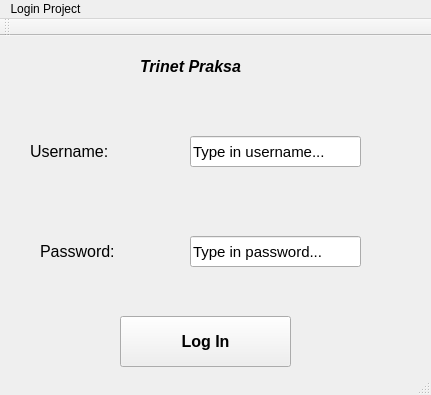
Old version of the form mainwindow.ui in the repository Smrajestic/LoginProjectQt.
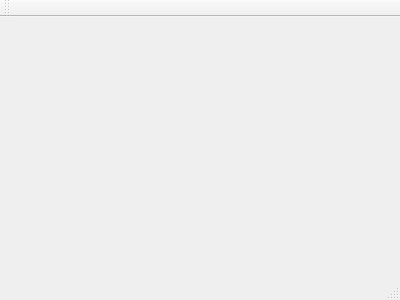
New version of the form.

Patch:
```diff
--- a/mainwindow.ui
+++ b/mainwindow.ui
@@ -1,181 +1,25 @@
 <?xml version="1.0" encoding="UTF-8"?>
 <ui version="4.0">
  <class>MainWindow</class>
- <widget class="QMainWindow" name="MainWindow">
-  <property name="geometry">
+ <widget class="QMainWindow" name="MainWindow" >
+  <property name="geometry" >
    <rect>
     <x>0</x>
     <y>0</y>
-    <width>431</width>
-    <height>395</height>
+    <width>400</width>
+    <height>300</height>
    </rect>
   </property>
   <property name="windowTitle">
    <string>MainWindow</string>
   </property>
-  <widget class="QWidget" name="centralWidget">
-   <widget class="QLabel" name="UserLabel">
-    <property name="geometry">
-     <rect>
-      <x>30</x>
-      <y>100</y>
-      <width>131</width>
-      <height>31</height>
-     </rect>
-    </property>
-    <property name="font">
-     <font>
-      <pointsize>12</pointsize>
-     </font>
-    </property>
-    <property name="text">
-     <string>Username:</string>
-    </property>
-   </widget>
-   <widget class="QLabel" name="PassLabel">
-    <property name="geometry">
-     <rect>
-      <x>40</x>
-      <y>200</y>
-      <width>121</width>
-      <height>31</height>
-     </rect>
-    </property>
-    <property name="font">
-     <font>
-      <pointsize>12</pointsize>
-     </font>
-    </property>
-    <property name="text">
-     <string>Password:</string>
-    </property>
-   </widget>
-   <widget class="QLineEdit" name="UserText">
-    <property name="geometry">
-     <rect>
-      <x>190</x>
-      <y>100</y>
-      <width>171</width>
-      <height>31</height>
-     </rect>
-    </property>
-    <property name="font">
-     <font>
-      <pointsize>11</pointsize>
-     </font>
-    </property>
-    <property name="text">
-     <string>Type in username...</string>
-    </property>
-   </widget>
-   <widget class="QLineEdit" name="PassText">
-    <property name="geometry">
-     <rect>
-      <x>190</x>
-      <y>200</y>
-      <width>171</width>
-      <height>31</height>
-     </rect>
-    </property>
-    <property name="font">
-     <font>
-      <pointsize>11</pointsize>
-     </font>
-    </property>
-    <property name="text">
-     <string>Type in password...</string>
-    </property>
-   </widget>
-   <widget class="QPushButton" name="loginButton">
-    <property name="geometry">
-     <rect>
-      <x>120</x>
-      <y>280</y>
-      <width>171</width>
-      <height>51</height>
-     </rect>
-    </property>
-    <property name="font">
-     <font>
-      <pointsize>12</pointsize>
-      <weight>75</weight>
-      <bold>true</bold>
-     </font>
-    </property>
-    <property name="text">
-     <string>Log In</string>
-    </property>
-   </widget>
-   <widget class="QLabel" name="TrinetLabel">
-    <property name="geometry">
-     <rect>
-      <x>140</x>
-      <y>20</y>
-      <width>121</width>
-      <height>21</height>
-     </rect>
-    </property>
-    <property name="font">
-     <font>
-      <pointsize>12</pointsize>
-      <weight>75</weight>
-      <italic>true</italic>
-      <bold>true</bold>
-     </font>
-    </property>
-    <property name="text">
-     <string>Trinet Praksa</string>
-    </property>
-   </widget>
-   <widget class="QLabel" name="label">
-    <property name="geometry">
-     <rect>
-      <x>120</x>
-      <y>130</y>
-      <width>171</width>
-      <height>71</height>
-     </rect>
-    </property>
-    <property name="font">
-     <font>
-      <pointsize>22</pointsize>
-      <weight>75</weight>
-      <italic>true</italic>
-      <bold>true</bold>
-     </font>
-    </property>
-    <property name="text">
-     <string/>
-    </property>
-   </widget>
-  </widget>
-  <widget class="QMenuBar" name="menuBar">
-   <property name="geometry">
-    <rect>
-     <x>0</x>
-     <y>0</y>
-     <width>431</width>
-     <height>21</height>
-    </rect>
-   </property>
-   <widget class="QMenu" name="menuLogin_Project">
-    <property name="title">
-     <string>Login Project</string>
-    </property>
-   </widget>
-   <addaction name="menuLogin_Project"/>
-  </widget>
-  <widget class="QToolBar" name="mainToolBar">
-   <attribute name="toolBarArea">
-    <enum>TopToolBarArea</enum>
-   </attribute>
-   <attribute name="toolBarBreak">
-    <bool>false</bool>
-   </attribute>
-  </widget>
-  <widget class="QStatusBar" name="statusBar"/>
+  <widget class="QMenuBar" name="menuBar" />
+  <widget class="QToolBar" name="mainToolBar" />
+  <widget class="QWidget" name="centralWidget" />
+  <widget class="QStatusBar" name="statusBar" />
  </widget>
- <layoutdefault spacing="6" margin="11"/>
+ <layoutDefault spacing="6" margin="11" />
+ <pixmapfunction></pixmapfunction>
  <resources/>
  <connections/>
 </ui>
```
Left out of the diff: 3 changed lines with no effect on the pictures.
